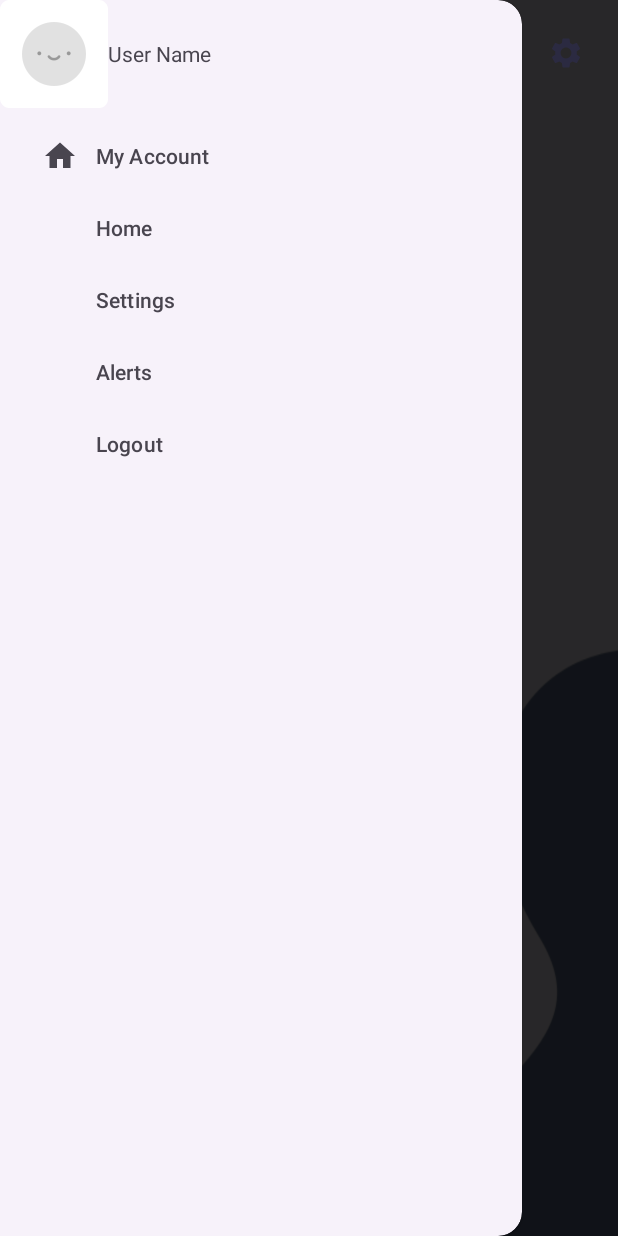
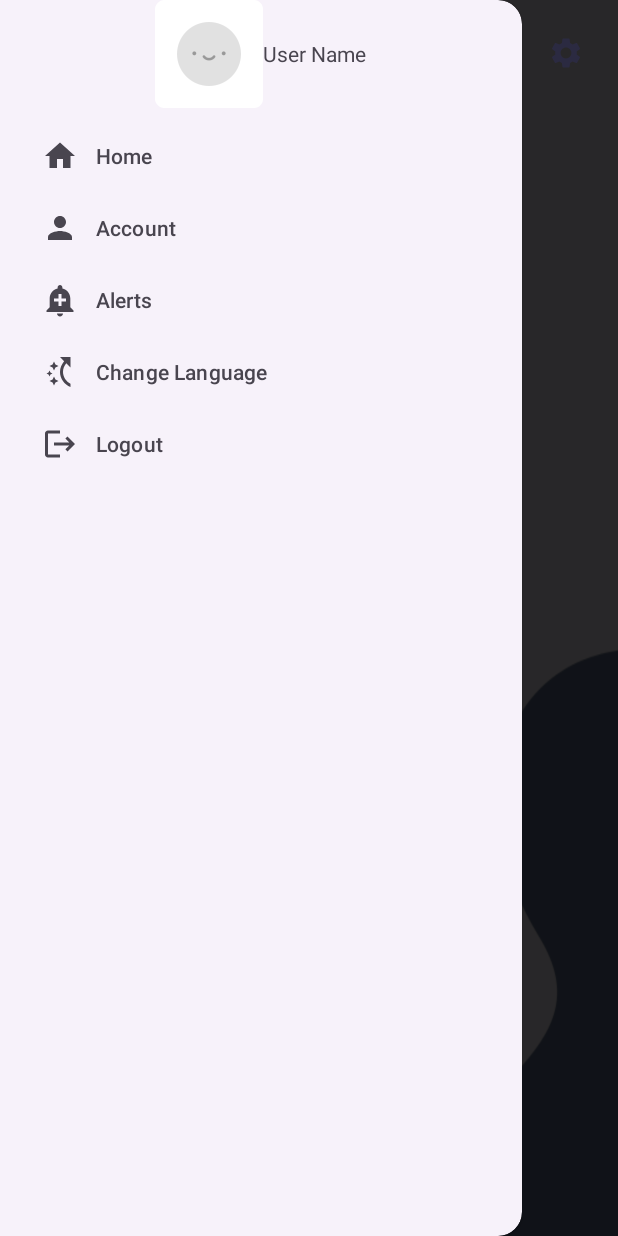
Before and after one commit to zaindarraj/Vision, an Android app: the HomeFragment screen opened through its navigation route, after a tap on an icon or button, on a phone screen of 412 x 824 dp. Run offline under Robolectric (Android 15) with nearby library versions, the phone set to English and light mode, and no system bars; our stand-ins replace RxJava; 6 statements that could not run were skipped.

```diff
--- a/app/src/main/java/com/example/vision/home/HomeFragment.java
+++ b/app/src/main/java/com/example/vision/home/HomeFragment.java
@@ -40,13 +40,7 @@ public class HomeFragment extends Fragment {
         super.onViewCreated(view, savedInstanceState);
         drawerLayout = view.findViewById(R.id.drawerLayout);
         openDrawer = view.findViewById(R.id.settings_button);
-        openDrawer.setOnClickListener(new View.OnClickListener() {
-            @Override
-            public void onClick(View v) {
-                drawerLayout.open();
-
-            }
-        });
+        openDrawer.setOnClickListener(v -> drawerLayout.open());
 
 
 
--- a/app/src/main/java/com/example/vision/sign_in/viewmodels/SignInViewModel.java
+++ b/app/src/main/java/com/example/vision/sign_in/viewmodels/SignInViewModel.java
@@ -18,18 +18,19 @@ import io.reactivex.rxjava3.schedulers.Schedulers;
 public class SignInViewModel extends ViewModel {
     SessionController sessionController = new SessionController();
     CompositeDisposable compositeDisposable = new CompositeDisposable();
+    public SignInState signInState = SignInState.init;
 
     SignInViewModel() {
         compositeDisposable.add(sessionController.getSessionStateObservable().subscribeOn(Schedulers.io()).observeOn(AndroidSchedulers.mainThread()).subscribe(result -> {
             if (result == SessionState.Session_Ready) {
-                signInStateLiveData.postValue(SignInState.success);
+                signInStateLiveData.postValue(SignInState.Signed_in);
             } else if (result == SessionState.Session_Empty) {
                 signInStateLiveData.postValue(SignInState.no_internet);
             }
         }));
     }
 
-    private final MutableLiveData<SignInState> signInStateLiveData = new MutableLiveData<>(SignInState.no_internet);
+    private final MutableLiveData<SignInState> signInStateLiveData = new MutableLiveData<>(SignInState.init);
 
     private String email;
     private String password;
--- /dev/null
+++ b/app/src/main/res/drawable/baseline_add_alert_24.xml
@@ -0,0 +1,5 @@
+<vector xmlns:android="http://schemas.android.com/apk/res/android" android:height="24dp" android:tint="#6B69A4" android:viewportHeight="24" android:viewportWidth="24" android:width="24dp">
+
+    <path android:fillColor="@android:color/white" android:pathData="M10.01,21.01c0,1.1 0.89,1.99 1.99,1.99s1.99,-0.89 1.99,-1.99h-3.98zM18.88,16.82L18.88,11c0,-3.25 -2.25,-5.97 -5.29,-6.69v-0.72C13.59,2.71 12.88,2 12,2s-1.59,0.71 -1.59,1.59v0.72C7.37,5.03 5.12,7.75 5.12,11v5.82L3,18.94L3,20h18v-1.06l-2.12,-2.12zM16,13.01h-3v3h-2v-3L8,13.01L8,11h3L11,8h2v3h3v2.01z"/>
+
+</vector>
--- /dev/null
+++ b/app/src/main/res/drawable/baseline_logout_24.xml
@@ -0,0 +1,5 @@
+<vector xmlns:android="http://schemas.android.com/apk/res/android" android:autoMirrored="true" android:height="24dp" android:tint="#6B69A4" android:viewportHeight="24" android:viewportWidth="24" android:width="24dp">
+
+    <path android:fillColor="@android:color/white" android:pathData="M17,7l-1.41,1.41L18.17,11H8v2h10.17l-2.58,2.58L17,17l5,-5zM4,5h8V3H4c-1.1,0 -2,0.9 -2,2v14c0,1.1 0.9,2 2,2h8v-2H4V5z"/>
+
+</vector>
--- /dev/null
+++ b/app/src/main/res/drawable/baseline_person_24.xml
@@ -0,0 +1,5 @@
+<vector xmlns:android="http://schemas.android.com/apk/res/android" android:height="24dp" android:tint="#6B69A4" android:viewportHeight="24" android:viewportWidth="24" android:width="24dp">
+
+    <path android:fillColor="@android:color/white" android:pathData="M12,12c2.21,0 4,-1.79 4,-4s-1.79,-4 -4,-4 -4,1.79 -4,4 1.79,4 4,4zM12,14c-2.67,0 -8,1.34 -8,4v2h16v-2c0,-2.66 -5.33,-4 -8,-4z"/>
+
+</vector>
--- /dev/null
+++ b/app/src/main/res/drawable/baseline_switch_access_shortcut_24.xml
@@ -0,0 +1,5 @@
+<vector xmlns:android="http://schemas.android.com/apk/res/android" android:height="24dp" android:tint="#6B69A4" android:viewportHeight="24" android:viewportWidth="24" android:width="24dp">
+
+    <path android:fillColor="@android:color/white" android:pathData="M7.06,8.94L5,8l2.06,-0.94L8,5l0.94,2.06L11,8L8.94,8.94L8,11L7.06,8.94zM8,21l0.94,-2.06L11,18l-2.06,-0.94L8,15l-0.94,2.06L5,18l2.06,0.94L8,21zM4.37,12.37L3,13l1.37,0.63L5,15l0.63,-1.37L7,13l-1.37,-0.63L5,11L4.37,12.37zM12,12c0,-2.73 1.08,-5.27 2.75,-7.25L12,2h7v7l-2.82,-2.82C14.84,7.82 14,9.88 14,12c0,3.32 2.1,6.36 5,7.82L19,22C14.91,20.41 12,16.35 12,12z"/>
+
+</vector>
--- a/app/src/main/res/layout/fragment_sign_in_screen.xml
+++ b/app/src/main/res/layout/fragment_sign_in_screen.xml
@@ -105,7 +105,7 @@
          android:layout_width="0dp"
          android:layout_margin="10dp"
          app:startIconDrawable="@drawable/baseline_contacts_24"
-         android:hint="User Name"
+         android:hint="@string/user_name"
          app:layout_constraintTop_toBottomOf="@id/text"
          app:layout_constraintStart_toEndOf="@id/startForumVertical"
          app:layout_constraintEnd_toStartOf="@id/endForumVertical"
@@ -113,6 +113,7 @@
 
 
          <com.google.android.material.textfield.TextInputEditText
+             android:id="@+id/userName"
              android:layout_width="match_parent"
              android:maxLines="1"
              android:inputType="textPersonName"
@@ -132,6 +133,7 @@
 
 
             <com.google.android.material.textfield.TextInputEditText
+                android:id="@+id/password"
                 android:layout_width="match_parent"
                 android:inputType="textPassword"
                 android:layout_height="match_parent"/>
--- a/app/src/main/res/layout/header_navigation_drawer.xml
+++ b/app/src/main/res/layout/header_navigation_drawer.xml
@@ -2,7 +2,8 @@
 <LinearLayout xmlns:android="http://schemas.android.com/apk/res/android"
     android:layout_width="match_parent"
     android:orientation="horizontal"
-    android:gravity="center_vertical"
+    android:gravity="center"
+
     android:layout_height="wrap_content">
 
     <ImageView
--- a/app/src/main/res/menu/navigation_menu.xml
+++ b/app/src/main/res/menu/navigation_menu.xml
@@ -2,24 +2,28 @@
 <menu xmlns:android="http://schemas.android.com/apk/res/android"
     xmlns:tools="http://schemas.android.com/tools"
     tools:ignore="HardcodedText">
+
     <item
         android:icon="@drawable/baseline_home_24"
+        android:id="@+id/nav_home"
+        android:title="Home"/>
+
+    <item
+        android:icon="@drawable/baseline_person_24"
         android:id="@+id/nav_account"
-        android:title="My Account" />
-    <item
-        android:id="@+id/nav_home"
-        android:title="Home">
-
-    </item>
+        android:title="Account"/>
 
 
     <item
-        android:id="@+id/nav_settings"
-        android:title="Settings" />
-    <item
+        android:icon="@drawable/baseline_add_alert_24"
         android:id="@+id/nav_alerts"
         android:title="Alerts" />
     <item
+        android:icon="@drawable/baseline_switch_access_shortcut_24"
+        android:id="@+id/nav_language"
+        android:title="Change Language" />
+    <item
+        android:icon="@drawable/baseline_logout_24"
         android:id="@+id/nav_logout"
         android:title="Logout" />
 
--- a/app/src/main/res/navigation/nav_graph.xml
+++ b/app/src/main/res/navigation/nav_graph.xml
@@ -19,6 +19,11 @@
             android:id="@+id/action_splashScreen_to_welcomeFragment2"
             app:destination="@id/welcomeFragment2" />
         <action
+            app:popUpTo="@id/welcomeFragment2"
+            app:restoreState="true"
+            app:popUpToSaveState="true"
+            app:popUpToInclusive="true"
+            app:launchSingleTop="true"
             android:id="@+id/action_splashScreen_to_homeFragment"
             app:destination="@id/homeFragment" />
     </fragment>
@@ -36,6 +41,11 @@
         android:label="fragment_sign_in_screen"
         tools:layout="@layout/fragment_sign_in_screen" >
         <action
+            app:popUpTo="@id/welcomeFragment2"
+            app:restoreState="true"
+            app:popUpToSaveState="true"
+            app:popUpToInclusive="true"
+            app:launchSingleTop="true"
             android:id="@+id/action_signInScreen_to_homeFragment"
             app:destination="@id/homeFragment" />
     </fragment>
--- a/app/src/main/res/values/strings.xml
+++ b/app/src/main/res/values/strings.xml
@@ -7,4 +7,5 @@
     <string name="welcome_to_n_nvision_application">Welcome to \n \n Vision Application</string>
     <string name="please_enter_your_user_name">Please Enter Your Information</string>
     <string name="remember_me">Remember Me</string>
+    <string name="user_name">User Name</string>
 </resources>
```
Also changed, not shown: 1 other file.
